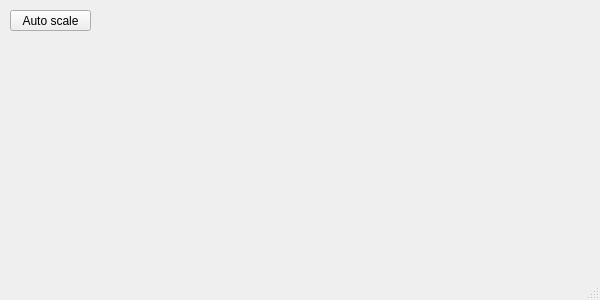
This is Holovibes/plot_window.ui in DigitalHolography/Holovibes as Qt 5 draws it before an edit. The edited form follows.
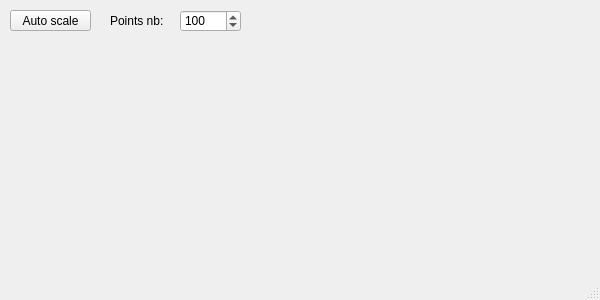
This is the edited form.

Commit message: Updating number of points of ROI plot on-the-fly

```diff
--- a/Holovibes/plot_window.ui
+++ b/Holovibes/plot_window.ui
@@ -27,6 +27,44 @@
      <string>Auto scale</string>
     </property>
    </widget>
+   <widget class="QSpinBox" name="PointsNbSpinBox">
+    <property name="geometry">
+     <rect>
+      <x>180</x>
+      <y>10</y>
+      <width>61</width>
+      <height>22</height>
+     </rect>
+    </property>
+    <property name="layoutDirection">
+     <enum>Qt::LeftToRight</enum>
+    </property>
+    <property name="buttonSymbols">
+     <enum>QAbstractSpinBox::UpDownArrows</enum>
+    </property>
+    <property name="minimum">
+     <number>1</number>
+    </property>
+    <property name="maximum">
+     <number>1000000</number>
+    </property>
+    <property name="value">
+     <number>100</number>
+    </property>
+   </widget>
+   <widget class="QLabel" name="PointsNbLabel">
+    <property name="geometry">
+     <rect>
+      <x>110</x>
+      <y>10</y>
+      <width>61</width>
+      <height>21</height>
+     </rect>
+    </property>
+    <property name="text">
+     <string>Points nb:</string>
+    </property>
+   </widget>
   </widget>
   <widget class="QMenuBar" name="menubar">
    <property name="geometry">
```
Left out of the diff: 21 changed lines with no effect on the pictures. The commit also changes 5 other files.
